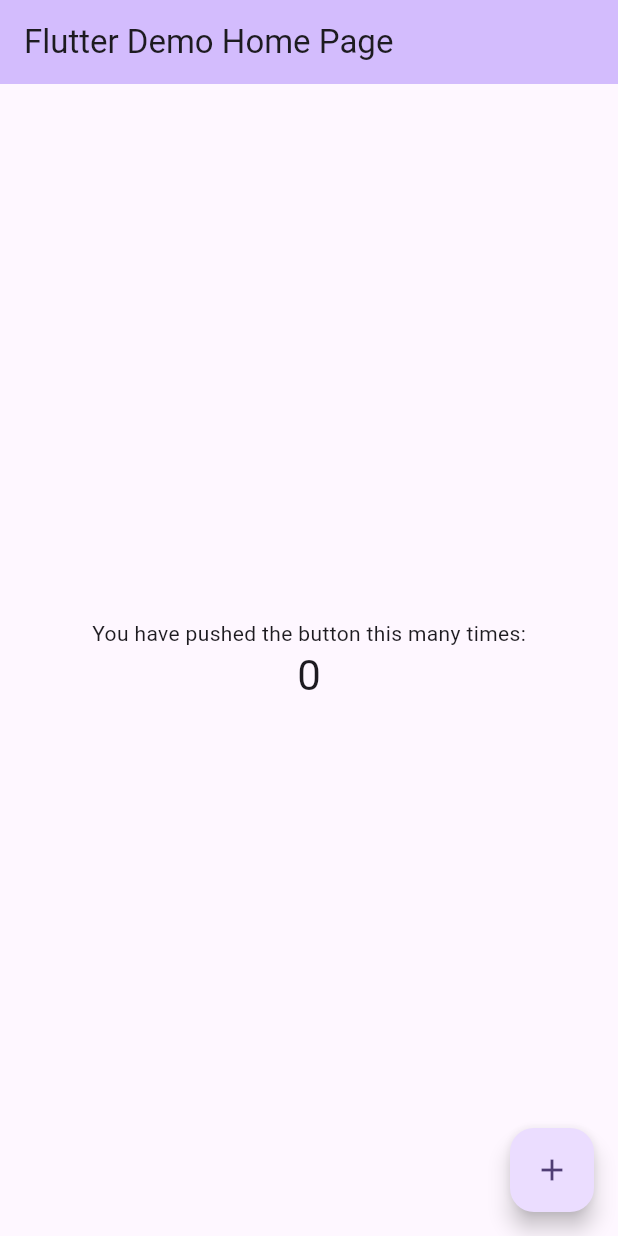
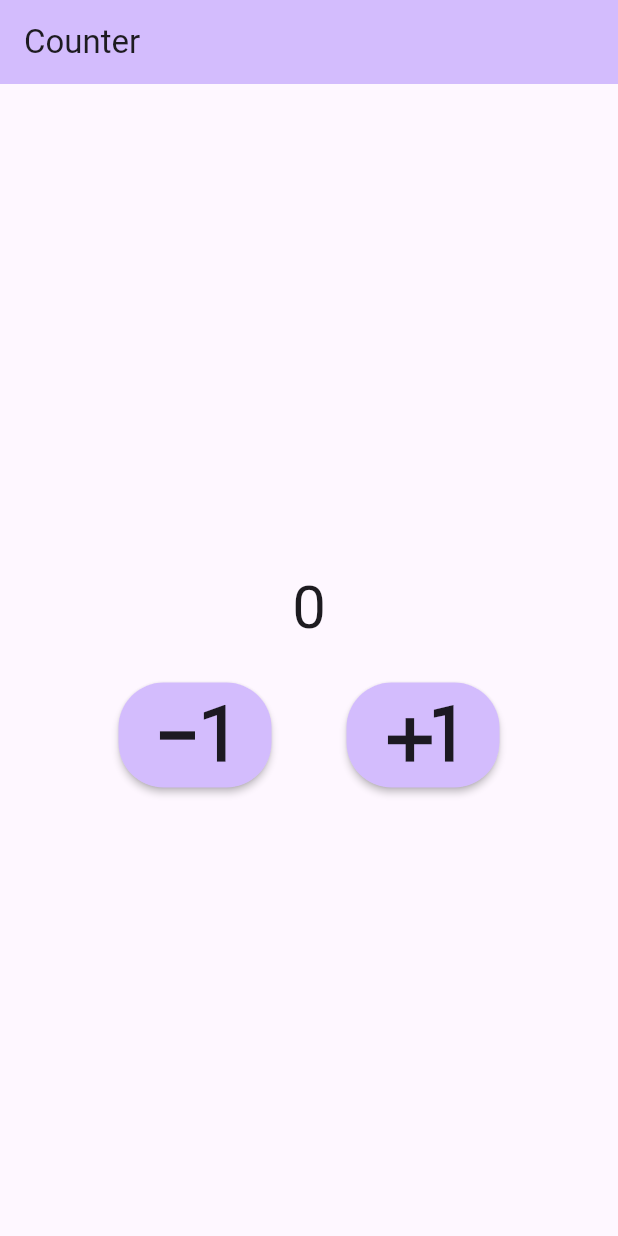
Before and after one commit to Theomur/bloc_counter, a Flutter app: the screen it shows after launch, on a phone screen of 412 x 824 dp. Run offline on Flutter 3.47's test engine with Material 3 defaults, Android fonts, the phone set to English and light mode, and no system bars; our stand-ins replace flutter_bloc, freezed_annotation.

Commit message:
Ура ура получилось

```diff
--- /dev/null
+++ b/lib/domain/blocs/counter_bloc/counter_events.dart
@@ -0,0 +1,10 @@
+// abstract_event.dart
+import 'package:freezed_annotation/freezed_annotation.dart';
+
+part 'counter_events.freezed.dart';
+
+@freezed
+class CounterEvent with _$CounterEvent {
+  const factory CounterEvent.increase() = Increase;
+  const factory CounterEvent.decreace() = Decreace;
+}
--- /dev/null
+++ b/lib/domain/blocs/counter_bloc/counter_state.dart
@@ -0,0 +1,19 @@
+// abstract_state.dart
+import 'package:freezed_annotation/freezed_annotation.dart';
+
+part 'counter_state.freezed.dart';
+
+@freezed
+class CounterState with _$CounterState {
+  // Начальное состояние
+  const factory CounterState.initial(int value) = InitialState;
+
+  // Состояние загрузки
+  const factory CounterState.loading(int value) = LoadingState;
+
+  // Успешное выполнение
+  const factory CounterState.success(int value) = SuccessState;
+
+  // Ошибка
+  const factory CounterState.error(int value, String message) = ErrorState;
+}
--- a/lib/main.dart
+++ b/lib/main.dart
@@ -1,4 +1,7 @@
+import 'package:bloc_counter/domain/blocs/counter_bloc/counter_bloc.dart';
+import 'package:bloc_counter/presentation/screens/counter_screen.dart';
 import 'package:flutter/material.dart';
+import 'package:flutter_bloc/flutter_bloc.dart';
 
 void main() {
   runApp(const MyApp());
@@ -13,110 +16,12 @@ class MyApp extends StatelessWidget {
     return MaterialApp(
       title: 'Flutter Demo',
       theme: ThemeData(
-        // This is the theme of your application.
-        //
-        // TRY THIS: Try running your application with "flutter run". You'll see
-        // the application has a purple toolbar. Then, without quitting the app,
-        // try changing the seedColor in the colorScheme below to Colors.green
-        // and then invoke "hot reload" (save your changes or press the "hot
-        // reload" button in a Flutter-supported IDE, or press "r" if you used
-        // the command line to start the app).
-        //
-        // Notice that the counter didn't reset back to zero; the application
-        // state is not lost during the reload. To reset the state, use hot
-        // restart instead.
-        //
-        // This works for code too, not just values: Most code changes can be
-        // tested with just a hot reload.
         colorScheme: ColorScheme.fromSeed(seedColor: Colors.deepPurple),
       ),
-      home: const MyHomePage(title: 'Flutter Demo Home Page'),
+      home: BlocProvider<CounterBloc>(
+        create: (context) => CounterBloc(),
+        child: CounterScreen(title: 'Counter'),
+      ),
     );
   }
 }
-
-class MyHomePage extends StatefulWidget {
-  const MyHomePage({super.key, required this.title});
-
-  // This widget is the home page of your application. It is stateful, meaning
-  // that it has a State object (defined below) that contains fields that affect
-  // how it looks.
-
-  // This class is the configuration for the state. It holds the values (in this
-  // case the title) provided by the parent (in this case the App widget) and
-  // used by the build method of the State. Fields in a Widget subclass are
-  // always marked "final".
-
-  final String title;
-
-  @override
-  State<MyHomePage> createState() => _MyHomePageState();
-}
-
-class _MyHomePageState extends State<MyHomePage> {
-  int _counter = 0;
-
-  void _incrementCounter() {
-    setState(() {
-      // This call to setState tells the Flutter framework that something has
-      // changed in this State, which causes it to rerun the build method below
-      // so that the display can reflect the updated values. If we changed
-      // _counter without calling setState(), then the build method would not be
-      // called again, and so nothing would appear to happen.
-      _counter++;
-    });
-  }
-
-  @override
-  Widget build(BuildContext context) {
-    // This method is rerun every time setState is called, for instance as done
-    // by the _incrementCounter method above.
-    //
-    // The Flutter framework has been optimized to make rerunning build methods
-    // fast, so that you can just rebuild anything that needs updating rather
-    // than having to individually change instances of widgets.
-    return Scaffold(
-      appBar: AppBar(
-        // TRY THIS: Try changing the color here to a specific color (to
-        // Colors.amber, perhaps?) and trigger a hot reload to see the AppBar
-        // change color while the other colors stay the same.
-        backgroundColor: Theme.of(context).colorScheme.inversePrimary,
-        // Here we take the value from the MyHomePage object that was created by
-        // the App.build method, and use it to set our appbar title.
-        title: Text(widget.title),
-      ),
-      body: Center(
-        // Center is a layout widget. It takes a single child and positions it
-        // in the middle of the parent.
-        child: Column(
-          // Column is also a layout widget. It takes a list of children and
-          // arranges them vertically. By default, it sizes itself to fit its
-          // children horizontally, and tries to be as tall as its parent.
-          //
-          // Column has various properties to control how it sizes itself and
-          // how it positions its children. Here we use mainAxisAlignment to
-          // center the children vertically; the main axis here is the vertical
-          // axis because Columns are vertical (the cross axis would be
-          // horizontal).
-          //
-          // TRY THIS: Invoke "debug painting" (choose the "Toggle Debug Paint"
-          // action in the IDE, or press "p" in the console), to see the
-          // wireframe for each widget.
-          mainAxisAlignment: MainAxisAlignment.center,
-          children: <Widget>[
-            const Text('You have pushed the button this many times:'),
-            Text(
-              '$_counter',
-              style: Theme.of(context).textTheme.headlineMedium,
-            ),
-          ],
-        ),
-      ),
-      floatingActionButton: FloatingActionButton(
-        onPressed: _incrementCounter,
-        tooltip: 'Increment',
-        child: const Icon(Icons.add),
-      ), // This trailing comma makes auto-formatting nicer for build methods.
-    );
-  }
-}
--- /dev/null
+++ b/lib/presentation/screens/counter_screen.dart
@@ -0,0 +1,80 @@
+import 'package:bloc_counter/domain/blocs/counter_bloc/counter_bloc.dart';
+import 'package:bloc_counter/domain/blocs/counter_bloc/counter_events.dart';
+import 'package:bloc_counter/domain/blocs/counter_bloc/counter_state.dart';
+import 'package:bloc_counter/presentation/widgets/buttons.dart';
+import 'package:bloc_counter/presentation/widgets/counter_widget.dart';
+import 'package:flutter/material.dart';
+import 'package:flutter_bloc/flutter_bloc.dart';
+
+class CounterScreen extends StatefulWidget {
+  const CounterScreen({super.key, required this.title});
+
+  final String title;
+
+  @override
+  State<CounterScreen> createState() => _CounterScreenState();
+}
+
+class _CounterScreenState extends State<CounterScreen> {
+  @override
+  Widget build(BuildContext context) {
+    return BlocListener<CounterBloc, CounterState>(
+      listener: (context, state) {
+        state.whenOrNull(
+          error:
+              (_, message) => ScaffoldMessenger.of(context).showSnackBar(
+                SnackBar(
+                  content: Text(message),
+                  duration: const Duration(seconds: 1),
+                ),
+              ),
+        );
+      },
+      child: Scaffold(
+        appBar: AppBar(
+          backgroundColor: Theme.of(context).colorScheme.inversePrimary,
+          title: Text(widget.title),
+        ),
+        body: Center(
+          child: Column(
+            mainAxisAlignment: MainAxisAlignment.center,
+            children: [
+              SizedBox(
+                width: 100,
+                height: 100,
+                child: Center(
+                  child: BlocBuilder<CounterBloc, CounterState>(
+                    builder: (context, state) {
+                      return state.when(
+                        initial: (value) => counter(value),
+                        loading: (value) => CircularProgressIndicator(),
+                        success: (value) => counter(value),
+                        error: (value, _) => counter(value),
+                      );
+                    },
+                  ),
+                ),
+              ),
+              Row(
+                mainAxisAlignment: MainAxisAlignment.center,
+                children: [
+                  CounterButton(
+                    event:
+                        () => context.read<CounterBloc>().add(const Decreace()),
+                    icon: Icon(Icons.exposure_minus_1_outlined, size: 70),
+                  ),
+                  SizedBox(width: 50),
+                  CounterButton(
+                    event:
+                        () => context.read<CounterBloc>().add(const Increase()),
+                    icon: Icon(Icons.plus_one, size: 70),
+                  ),
+                ],
+              ),
+            ],
+          ),
+        ), // This trailing comma makes auto-formatting nicer for build methods.
+      ),
+    );
+  }
+}
--- /dev/null
+++ b/lib/presentation/widgets/buttons.dart
@@ -0,0 +1,17 @@
+import 'package:flutter/material.dart';
+
+class CounterButton extends StatelessWidget {
+  const CounterButton({super.key, required this.event, required this.icon});
+  final Icon icon;
+  final VoidCallback? event;
+
+  @override
+  Widget build(BuildContext context) {
+    return MaterialButton(
+      shape: RoundedRectangleBorder(borderRadius: BorderRadius.circular(30)),
+      color: Theme.of(context).colorScheme.inversePrimary,
+      onPressed: event,
+      child: icon,
+    );
+  }
+}
--- /dev/null
+++ b/lib/presentation/widgets/counter_widget.dart
@@ -0,0 +1,5 @@
+import 'package:flutter/widgets.dart';
+
+Widget counter(int value) {
+  return Text('$value', style: const TextStyle(fontSize: 40));
+}
```
Also changed, not shown: lib/domain/blocs/counter_bloc/counter_bloc.dart (added, +49 -0 lines), lib/domain/blocs/counter_bloc/counter_events.freezed.dart (added), lib/domain/blocs/counter_bloc/counter_state.freezed.dart (added).
